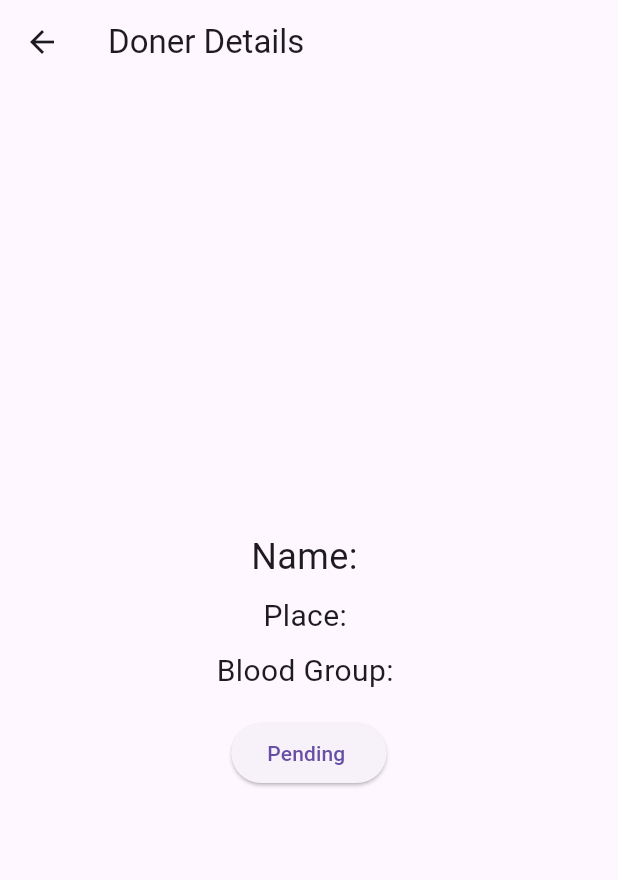
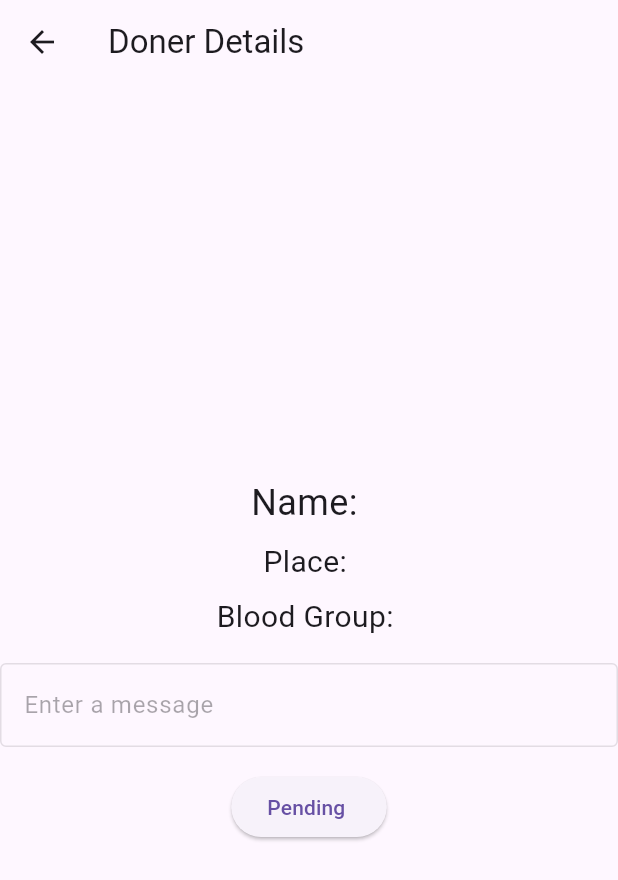
Before and after one commit to cs-48/blood_link, a Flutter app: the DonerDetailPage screen opened directly with empty values, after a tap on "Connect", on a phone screen of 412 x 824 dp. Shown: the top 880 px of the screen. Run offline on Flutter 3.47's test engine with Material 3 defaults, Android fonts, the phone set to English and light mode, and no system bars; our stand-ins replace cloud_firestore, firebase_auth, firebase_core, google_nav_bar, google_sign_in; missing offline and left inert: vertical_card_pager; accounts and stored records are empty.

Commit message:
message requests implemented

```diff
--- a/lib/pages/DonerDetailPage.dart
+++ b/lib/pages/DonerDetailPage.dart
@@ -16,6 +16,8 @@ class DonerDetailPage extends StatefulWidget {
 
 class _DonerDetailPageState extends State<DonerDetailPage> {
   bool connected = false; // Track connection status
+  TextEditingController messageController = TextEditingController();
+  bool messageSent = false; // Track if message is sent
 
   @override
   Widget build(BuildContext context) {
@@ -43,11 +45,22 @@ class _DonerDetailPageState extends State<DonerDetailPage> {
               style: TextStyle(fontSize: 20),
             ),
             SizedBox(height: 16),
+            TextFormField(
+              controller: messageController,
+              enabled: !connected && !messageSent, // Allow editing only if not connected or message is not sent
+              decoration: InputDecoration(
+                labelText: 'Enter a message',
+                border: OutlineInputBorder(),
+              ),
+            ),
+            SizedBox(height: 16),
             ElevatedButton(
               onPressed: () {
                 _sendRequestToConnect();
                 setState(() {
                   connected = !connected; // Toggle connection status
+                  messageSent = true; // Mark message as sent
+                  // messageController.clear(); // Clear the message field
                 });
               },
               child: Text(connected ? 'Pending ' : 'Connect'),
@@ -84,6 +97,7 @@ class _DonerDetailPageState extends State<DonerDetailPage> {
           'status': 'pending',
           'reqid': reqid,
           'time': currentTime, // Add current time to the document
+          'message': messageController.text, // Add the message to the document
         });
       }
     }
@@ -91,7 +105,6 @@ class _DonerDetailPageState extends State<DonerDetailPage> {
 
   String _generateReqId(String uid1, String uid2) {
     List<String> uids = [uid1, uid2];
-    uids.sort(); // Sort the UIDs to ensure consistency
     String concatenatedUids = uids.join('');
     var bytes = utf8.encode(concatenatedUids);
     var hash = sha256.convert(bytes);
```
